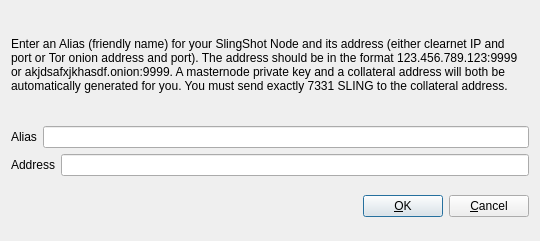
whatisthiseven/difftest, file src/qt/forms/addeditadrenalinenode.ui: the form before one commit.
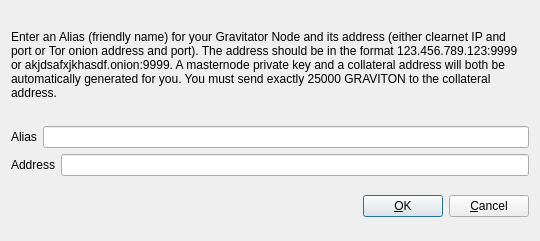
The form after the commit.

The edit to the form file:
```diff
--- a/src/qt/forms/addeditadrenalinenode.ui
+++ b/src/qt/forms/addeditadrenalinenode.ui
@@ -34,7 +34,7 @@
         </sizepolicy>
        </property>
        <property name="text">
-        <string>&lt;html&gt;&lt;head/&gt;&lt;body&gt;&lt;p&gt;Enter an Alias (friendly name) for your SlingShot Node and its address (either clearnet IP and port or Tor onion address and port).  The address should be in the format 123.456.789.123:9999 or akjdsafxjkhasdf.onion:9999.  A masternode private key and a collateral address will both be automatically generated for you.  You must send exactly 7331 SLING to the collateral address.&lt;/p&gt;&lt;/body&gt;&lt;/html&gt;</string>
+        <string>&lt;html&gt;&lt;head/&gt;&lt;body&gt;&lt;p&gt;Enter an Alias (friendly name) for your Gravitator Node and its address (either clearnet IP and port or Tor onion address and port).  The address should be in the format 123.456.789.123:9999 or akjdsafxjkhasdf.onion:9999.  A masternode private key and a collateral address will both be automatically generated for you.  You must send exactly 25000 GRAVITON to the collateral address.&lt;/p&gt;&lt;/body&gt;&lt;/html&gt;</string>
        </property>
        <property name="wordWrap">
         <bool>true</bool>
```
Left out of the diff: 2 changed lines with no effect on the pictures.
